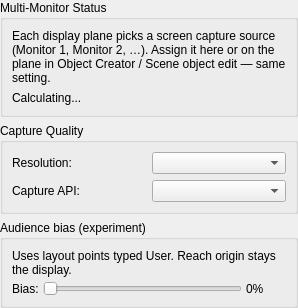
Before: the Qt Designer form ui/forms/ScreenMirrorCapturePanel.ui in Wolfieeewolf/OpenRGB3DSpatialPlugin, drawn with Qt 5.
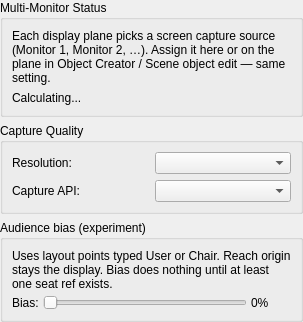
After: the same form once the commit is applied.

Patch:
```diff
--- a/ui/forms/ScreenMirrorCapturePanel.ui
+++ b/ui/forms/ScreenMirrorCapturePanel.ui
@@ -104,7 +104,7 @@
          <bool>true</bool>
         </property>
         <property name="text">
-         <string>Uses layout points typed User. Reach origin stays the display.</string>
+         <string>Uses layout points typed User or Chair. Reach origin stays the display. Bias does nothing until at least one seat ref exists.</string>
         </property>
        </widget>
       </item>
```
Left out of the diff: 4 changed lines with no effect on the pictures.
